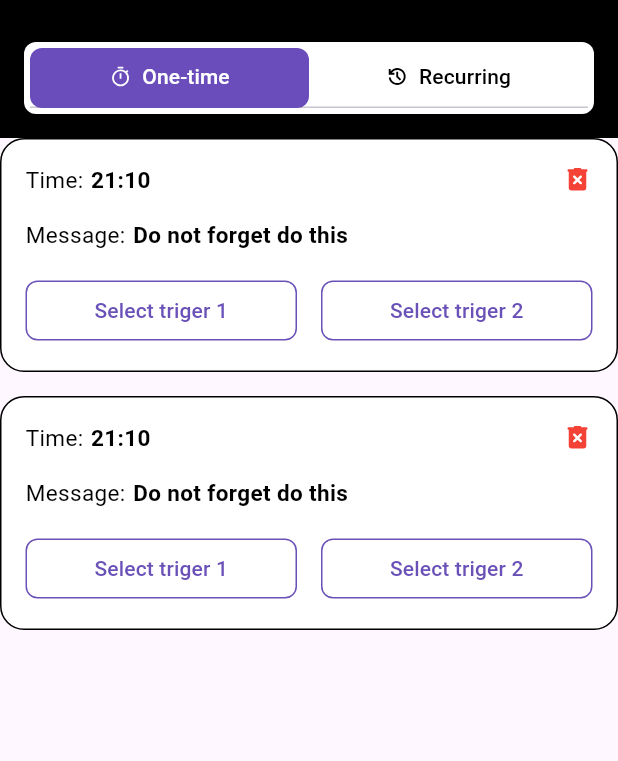
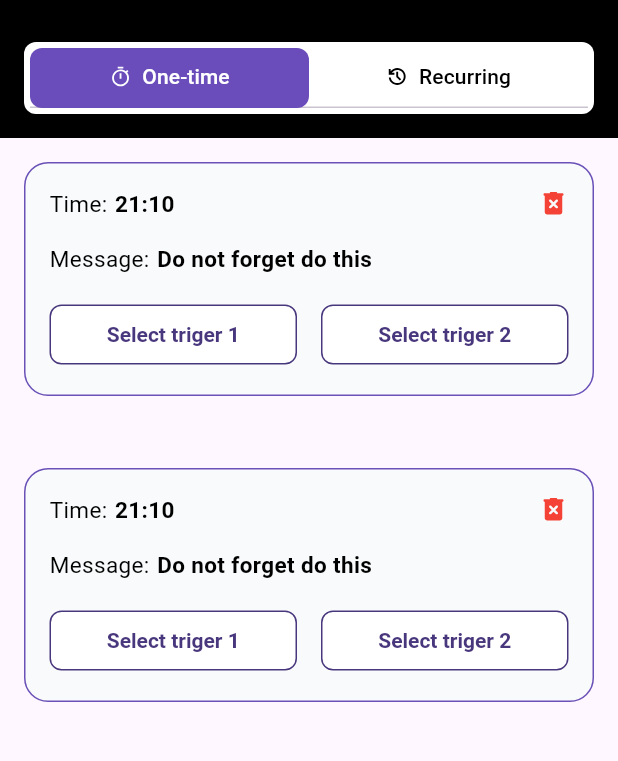
Before and after one commit to MishaLazutkin/noti, a Flutter app: the NotificationsPage screen opened directly, on a phone screen of 412 x 824 dp, the part 60-821 px from its top. Run offline on Flutter 3.47's test engine with Material 3 defaults, Android fonts, the phone set to English and light mode, and no system bars; our stand-ins replace flutter_svg, pinput.

Commit message:
elevatedButton

```diff
--- a/lib/utils/style.dart
+++ b/lib/utils/style.dart
@@ -2,6 +2,7 @@ import 'package:flutter/material.dart';
 
 class AppColor {
   static const Color headerColor = Color.fromRGBO(0, 0, 0, 1);
+  static const Color primaryColor = Color.fromRGBO(106, 81, 183, 1);
   static const Color timeTextFieldFill = Color.fromRGBO(248, 248, 248, 1);
   static const Color focusedTextFieldBorderColor =
       Color.fromRGBO(75, 48, 162, 1);
@@ -9,17 +10,29 @@ class AppColor {
   static const Color bottomButtonActiveColor = Color.fromRGBO(106, 81, 183, 1);
   static const Color bottomButtonPressedColor = Color.fromRGBO(75, 48, 162, 1);
   static const Color bottomButtonHoverColor = Color.fromRGBO(146, 124, 212, 1);
-  static const Color bottomButtonInactiveColor = Color.fromRGBO(185, 185, 185, 1);
+  static const Color bottomButtonInactiveColor =
+      Color.fromRGBO(185, 185, 185, 1);
 
- static const Color regularButtonForegroundActiveColor = Color.fromRGBO(106, 81, 183, 1);
-  static const Color regularButtonForegroundPressedColor = Color.fromRGBO(75, 48, 162, 1);
-  static const Color regularButtonForegroundHoverColor = Color.fromRGBO(146, 124, 212, 1);
-  static const Color regularButtonForegroundInactiveColor = Color.fromRGBO(185, 185, 185, 1);
+  static const Color regularButtonForegroundActiveColor =
+      Color.fromRGBO(73, 55, 125, 1);
+  static const Color regularButtonForegroundPressedColor =
+      Color.fromRGBO(74, 47, 160, 1);
+  static const Color regularButtonForegroundHoverColor =
+      Color.fromRGBO(146, 124, 212, 1);
+  static const Color regularButtonForegroundInactiveColor =
+      Color.fromRGBO(185, 185, 185, 1);
 
-  static const Color regularButtonBackgroundActiveColor = Colors.white10;
-  static const Color regularButtonBackgroundPressedColor = Colors.white;
-  static   Color regularButtonBackgroundHoverColor = Colors.white.withOpacity(0.7);
-  static   Color regularButtonBackgroundInactiveColor = Colors.white.withOpacity(0.3);
+  static Color regularButtonBackgroundActiveColor =
+      Color.fromRGBO(255, 255, 255, 1);
+  static const Color regularButtonBackgroundPressedColor =
+      Color.fromRGBO(255, 255, 255, 1);
+  static Color regularButtonBackgroundHoverColor =
+      Color.fromRGBO(255, 255, 255, 1);
+  static Color regularButtonBackgroundInactiveColor =
+      Color.fromRGBO(231, 231, 231, 1);
+
+  static Color notificationCardBackgroundColor =
+      Color.fromRGBO(248, 250, 251, 1);
 
   static const Color notificationCardBorderColor =
       Color.fromRGBO(106, 77, 186, 1);
@@ -55,10 +68,10 @@ class AppTextStyle {
       TextStyle(fontSize: 18, fontWeight: FontWeight.w700, color: Colors.white);
 
   static const TextStyle notificationCardTitles =
-  TextStyle(fontSize: 15, color: Colors.black);
+      TextStyle(fontSize: 15, color: Colors.black);
 
   static const TextStyle notificationCardValues =
-  TextStyle(fontSize: 15, fontWeight: FontWeight.bold, color: Colors.black);
+      TextStyle(fontSize: 15, fontWeight: FontWeight.bold, color: Colors.black);
 }
 
 class AppValues {
--- a/lib/widgets/notification_card.dart
+++ b/lib/widgets/notification_card.dart
@@ -10,11 +10,12 @@ class NotificationCard extends StatelessWidget {
   @override
   Widget build(BuildContext context) {
     return Container(
+      margin: const EdgeInsets.all(16.0),
       padding: const EdgeInsets.all(16.0),
       decoration: BoxDecoration(
           borderRadius: BorderRadius.circular(16.0),
-          border: Border.all(width: 1),
-          color: Colors.white),
+          border: Border.all(width: 1,color: AppColor.primaryColor),
+          color: AppColor.notificationCardBackgroundColor),
       child: Column(
 
         children: [
--- a/lib/widgets/notification_card_button.dart
+++ b/lib/widgets/notification_card_button.dart
@@ -17,16 +17,16 @@ class NotificationCardButton extends StatelessWidget {
   final double cornerRadius;
 
   NotificationCardButton({
+    super.key,
     required this.text,
     required this.onTap,
     this.isDisabled = false,
     this.foregroundColor = AppColor.regularButtonForegroundActiveColor,
-    this.backgroundColor = AppColor.regularButtonBackgroundActiveColor,
     this.cornerRadius = 8,
     this.leading = const SizedBox(),
     this.height = 55,
     this.elevation = 0.0,
-  });
+  }) : backgroundColor = AppColor.regularButtonBackgroundActiveColor;
 
   @override
   Widget build(BuildContext context) {
@@ -37,19 +37,37 @@ class NotificationCardButton extends StatelessWidget {
     return Expanded(
       child: ElevatedButton(
         style: ButtonStyle(
+            textStyle: MaterialStateProperty.resolveWith(
+                (states) => TextStyle(fontWeight: FontWeight.bold)),
+            overlayColor: MaterialStateProperty.resolveWith(
+              (states) {
+                return states.contains(MaterialState.pressed)
+                    ? AppColor.regularButtonBackgroundPressedColor
+                    : backgroundColor;
+              },
+            ),
             elevation: MaterialStateProperty.resolveWith((states) {
               return elevation;
             }),
             side: MaterialStateProperty.resolveWith((states) {
-              return BorderSide(width: 1, color: foregroundColor);
-
+              return states.contains(MaterialState.pressed)
+                  ? BorderSide(
+                      width: 1,
+                      color: AppColor.regularButtonForegroundPressedColor)
+                  :BorderSide(
+                  width: 1,
+                  color: foregroundColor)  ;
             }),
             shape: MaterialStateProperty.resolveWith((states) {
               return RoundedRectangleBorder(
-                  borderRadius: BorderRadius.circular(cornerRadius), );
+                borderRadius: BorderRadius.circular(cornerRadius),
+              );
             }),
             foregroundColor: MaterialStateProperty.resolveWith((states) {
-              return foregroundColor;
+              if (states.contains(MaterialState.pressed))
+                return AppColor.regularButtonForegroundPressedColor;
+              else
+                return foregroundColor;
             }),
             backgroundColor: MaterialStateProperty.resolveWith((states) {
               if (states.contains(MaterialState.pressed))
```
